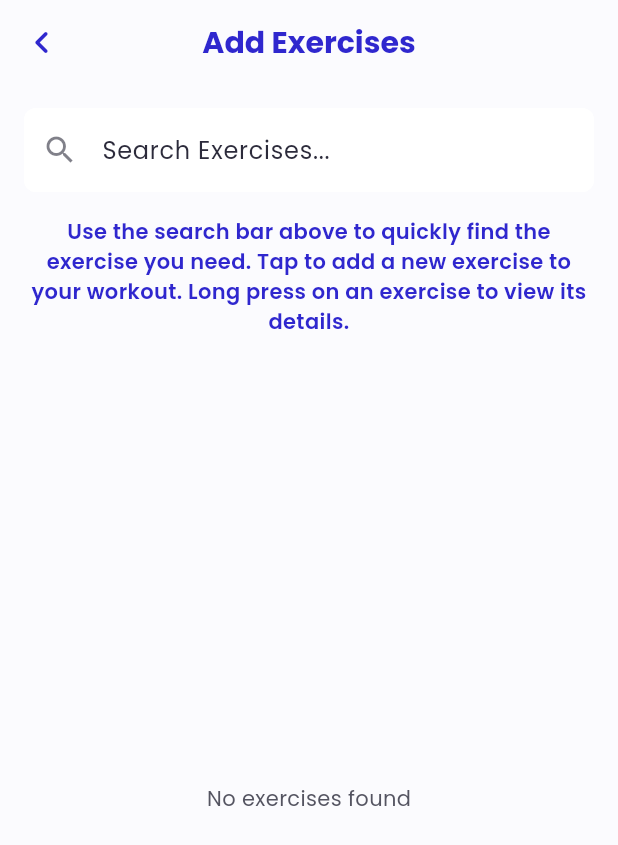
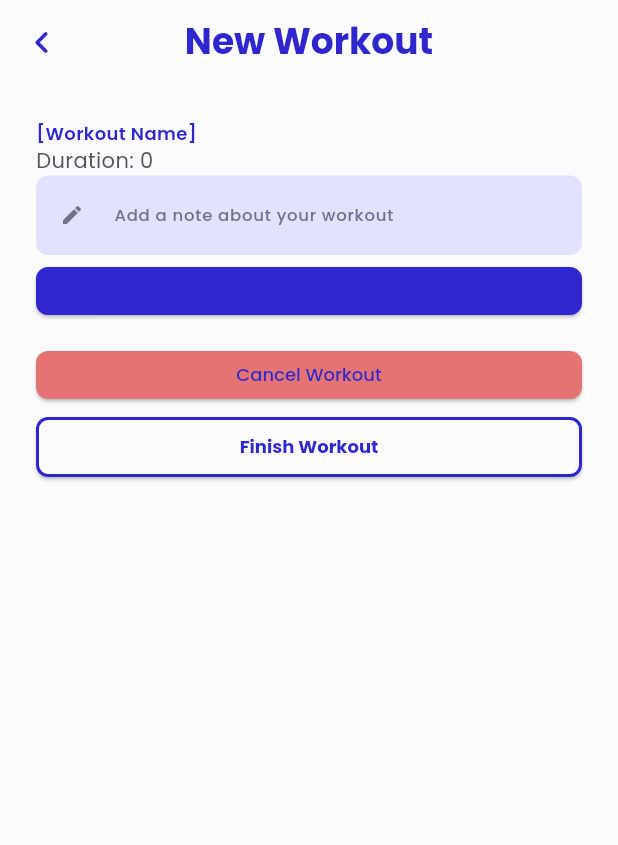
Before and after one commit to Qoqqa/heronfit, a Flutter app: the WorkoutWidget screen opened directly, after a tap on "Start New Workout", on a phone screen of 412 x 824 dp. Shown: the top 845 px of the screen. Run offline on Flutter 3.47's test engine with Material 3 defaults, Android fonts, the light colour scheme and no system bars; our stand-ins replace cached_network_image, flutter_animate, flutter_dotenv, flutter_spinkit, font_awesome_flutter, google_fonts and 4 more; missing offline and left inert: flutterflow_ui; accounts and stored records are empty; statements that could not run were skipped.

Commit message:
Add StartNewWorkout screen, controllers, and Workout model

```diff
--- /dev/null
+++ b/lib/controllers/start_new_workout_controller.dart
@@ -0,0 +1,46 @@
+import 'dart:async';
+import 'package:flutter/material.dart';
+import 'package:heronfit/models/exercise_model.dart';
+import 'package:heronfit/models/workout_model.dart';
+
+class StartNewWorkoutController {
+  Workout? workout;
+  String workoutName = '';
+  String workoutNotes = '';
+  List<Exercise> exercises = [];
+  int duration = 0;
+  late Timer _timer;
+
+  StartNewWorkoutController({required this.workout});
+
+  void setWorkoutName(String name) {
+    workoutName = name;
+  }
+
+  void setWorkoutNotes(String notes) {
+    workoutNotes = notes;
+  }
+
+  void addExercise(Exercise exercise) {
+    exercises.add(exercise);
+  }
+
+  void addSet(Exercise exercise) {
+    // Logic to add a set to the exercise
+  }
+
+  void startTimer() {
+    _timer = Timer.periodic(const Duration(seconds: 1), (timer) {
+      duration++;
+    });
+  }
+
+  void stopTimer() {
+    _timer.cancel();
+  }
+
+  @override
+  void dispose() {
+    _timer.cancel();
+  }
+}
--- a/lib/models/workout_model.dart
+++ b/lib/models/workout_model.dart
@@ -21,3 +21,10 @@ class WorkoutModel extends FlutterFlowModel<WorkoutWidget> {
   @override
   void dispose() {}
 }
+
+class Workout {
+  final String? id;
+  final String? name;
+
+  Workout({this.id, this.name});
+}
--- /dev/null
+++ b/lib/views/workout/start_new_workout_widget.dart
@@ -0,0 +1,332 @@
+import 'dart:async';
+import 'package:flutter/material.dart';
+import 'package:heronfit/controllers/start_new_workout_controller.dart';
+import 'package:heronfit/models/exercise_model.dart';
+import 'package:heronfit/models/workout_model.dart';
+import 'package:heronfit/views/workout/add_exercise_screen.dart';
+// import 'package:heronfit/views/workout/workout_complete_widget.dart';
+import 'package:heronfit/views/workout/workout_widget.dart';
+import 'package:heronfit/core/theme.dart';
+
+class StartNewWorkoutWidget extends StatefulWidget {
+  const StartNewWorkoutWidget({Key? key, this.workoutID}) : super(key: key);
+
+  final Workout? workoutID;
+  static String routeName = 'StartNewWorkout';
+  static String routePath = '/startNewWorkout';
+
+  @override
+  _StartNewWorkoutWidgetState createState() => _StartNewWorkoutWidgetState();
+}
+
+class _StartNewWorkoutWidgetState extends State<StartNewWorkoutWidget> {
+  late StartNewWorkoutController _controller;
+
+  @override
+  void initState() {
+    super.initState();
+    _controller = StartNewWorkoutController(workout: widget.workoutID);
+    _controller.startTimer(); // Start the timer when the widget initializes
+  }
+
+  @override
+  void dispose() {
+    _controller.stopTimer(); // Stop the timer when the widget is disposed
+    super.dispose();
+  }
+
+  @override
+  Widget build(BuildContext context) {
+    return Scaffold(
+      appBar: AppBar(
+        backgroundColor: HeronFitTheme.bgLight,
+        automaticallyImplyLeading: false,
+        leading: IconButton(
+          icon: Icon(
+            Icons.chevron_left_rounded,
+            color: HeronFitTheme.primary,
+            size: 30.0,
+          ),
+          onPressed: () {
+            Navigator.of(context).pop();
+          },
+        ),
+        title: Text(
+          'New Workout',
+          style: HeronFitTheme.textTheme.headlineSmall?.copyWith(
+            color: HeronFitTheme.primary,
+            fontWeight: FontWeight.bold,
+          ),
+        ),
+        centerTitle: true,
+        elevation: 0.0,
+      ),
+      backgroundColor: HeronFitTheme.bgLight,
+      body: SafeArea(
+        top: true,
+        child: SingleChildScrollView(
+          primary: false,
+          child: Padding(
+            padding: const EdgeInsets.all(24.0),
+            child: Column(
+              mainAxisSize: MainAxisSize.max,
+              mainAxisAlignment: MainAxisAlignment.spaceBetween,
+              children: [
+                Column(
+                  mainAxisSize: MainAxisSize.max,
+                  mainAxisAlignment: MainAxisAlignment.spaceBetween,
+                  children: [
+                    Column(
+                      mainAxisSize: MainAxisSize.max,
+                      children: [
+                        Row(
+                          mainAxisSize: MainAxisSize.max,
+                          mainAxisAlignment: MainAxisAlignment.start,
+                          children: [
+                            Align(
+                              alignment: const AlignmentDirectional(-1.0, -1.0),
+                              child: Text(
+                                widget.workoutID?.name ?? '[Workout Name]',
+                                style: HeronFitTheme.textTheme.labelMedium?.copyWith(
+                                  color: HeronFitTheme.primary,
+                                  fontWeight: FontWeight.w600,
+                                ),
+                              ),
+                            ),
+                          ],
+                        ),
+                        Align(
+                          alignment: const AlignmentDirectional(-1.0, 0.0),
+                          child: Text(
+                            'Duration: ${_controller.duration}',
+                            style: HeronFitTheme.textTheme.bodyMedium,
+                          ),
+                        ),
+                      ],
+                    ),
+                    Container(
+                      width: double.infinity,
+                      child: TextFormField(
+                        decoration: InputDecoration(
+                          labelText: 'Add a note about your workout',
+                          labelStyle: HeronFitTheme.textTheme.labelSmall,
+                          enabledBorder: OutlineInputBorder(
+                            borderSide: const BorderSide(
+                              color: Color(0x00000000),
+                              width: 1.0,
+                            ),
+                            borderRadius: BorderRadius.circular(8.0),
+                          ),
+                          focusedBorder: OutlineInputBorder(
+                            borderSide: const BorderSide(
+                              color: HeronFitTheme.primary,
+                              width: 1.0,
+                            ),
+                            borderRadius: BorderRadius.circular(8.0),
+                          ),
+                          filled: true,
+                          fillColor: HeronFitTheme.bgSecondary,
+                          prefixIcon: const Icon(
+                            Icons.edit,
+                            color: HeronFitTheme.textMuted,
+                            size: 16.0,
+                          ),
+                        ),
+                        style: HeronFitTheme.textTheme.bodyMedium,
+                        onChanged: (value) => _controller.setWorkoutNotes(value),
+                      ),
+                    ),
+                  ],
+                ),
+                ListView.separated(
+                  padding: EdgeInsets.zero,
+                  primary: false,
+                  shrinkWrap: true,
+                  scrollDirection: Axis.vertical,
+                  itemCount: _controller.exercises.length,
+                  separatorBuilder: (_, __) => const SizedBox(height: 12.0),
+                  itemBuilder: (context, index) {
+                    final exercise = _controller.exercises[index];
+                    return Container(
+                      width: double.infinity,
+                      decoration: BoxDecoration(
+                        color: Colors.white,
+                        boxShadow: [
+                          BoxShadow(
+                            blurRadius: 40.0,
+                            color: Colors.grey.withOpacity(0.3),
+                            offset: const Offset(
+                              0.0,
+                              10.0,
+                            ),
+                          )
+                        ],
+                        borderRadius: BorderRadius.circular(8.0),
+                      ),
+                      child: Padding(
+                        padding: const EdgeInsets.all(24.0),
+                        child: Column(
+                          mainAxisSize: MainAxisSize.max,
+                          mainAxisAlignment: MainAxisAlignment.start,
+                          children: [
+                            Row(
+                              mainAxisSize: MainAxisSize.max,
+                              mainAxisAlignment: MainAxisAlignment.spaceBetween,
+                              children: [
+                                Expanded(
+                                  child: Text(
+                                    exercise.name ?? '[Exercise Name]',
+                                    textAlign: TextAlign.start,
+                                    style: HeronFitTheme.textTheme.titleMedium?.copyWith(
+                                      color: HeronFitTheme.primary,
+                                    ),
+                                  ),
+                                ),
+                              ],
+                            ),
+                            const SizedBox(height: 8.0),
+                            Row(
+                              mainAxisSize: MainAxisSize.max,
+                              mainAxisAlignment: MainAxisAlignment.spaceAround,
+                              children: [
+                                Text(
+                                  'SET',
+                                  style: HeronFitTheme.textTheme.labelSmall?.copyWith(
+                                    fontWeight: FontWeight.bold,
+                                  ),
+                                ),
+                                Text(
+                                  'KG',
+                                  style: HeronFitTheme.textTheme.labelSmall?.copyWith(
+                                    fontWeight: FontWeight.bold,
+                                  ),
+                                ),
+                                Text(
+                                  'REPS',
+                                  style: HeronFitTheme.textTheme.labelSmall?.copyWith(
+                                    fontWeight: FontWeight.bold,
+                                  ),
+                                ),
+                                VerticalDivider(
+                                  color: Colors.grey[400],
+                                ),
+                              ],
+                            ),
+                            ListView.separated(
+                              padding: EdgeInsets.zero,
+                              primary: false,
+                              shrinkWrap: true,
+                              scrollDirection: Axis.vertical,
+                              itemCount: 0, // Replace with your sets data
+                              separatorBuilder: (_, __) => const SizedBox(height: 8.0),
+                              itemBuilder: (context, setsListIndex) {
+                                return const SizedBox.shrink(); // Replace with your set row widget
+                              },
+                            ),
+                            ElevatedButton(
+                              onPressed: () {
+                                // Add set logic here
+                              },
+                              style: ElevatedButton.styleFrom(
+                                minimumSize: const Size(double.infinity, 32.0),
+                                backgroundColor: HeronFitTheme.primary,
+                                textStyle: HeronFitTheme.textTheme.labelMedium?.copyWith(
+                                  color: Colors.white,
+                                ),
+                                padding: EdgeInsets.zero,
+                                shape: RoundedRectangleBorder(
+                                  borderRadius: BorderRadius.circular(8.0),
+                                ),
+                              ),
+                              child: const Text('Add Set'),
+                            ),
+                          ],
+                        ),
+                      ),
+                    );
+                  },
+                ),
+                Column(
+                  mainAxisSize: MainAxisSize.max,
+                  children: [
+                    ElevatedButton(
+                      onPressed: () {
+                        Navigator.push(
+                          context,
+                          MaterialPageRoute(
+                          builder: (context) => AddExerciseScreen(workoutId: widget.workoutID?.id),
+                          ),
+                        ).then((selectedExercise) {
+                          if (selectedExercise != null) {
+                          setState(() {
+                            _controller.addExercise(selectedExercise);
+                          });
+                          }
+                        });
+                      },
+                      style: ElevatedButton.styleFrom(
+                        minimumSize: const Size(double.infinity, 32.0),
+                        backgroundColor: HeronFitTheme.primary,
+                        textStyle: HeronFitTheme.textTheme.labelMedium?.copyWith(
+                          color: Colors.white,
+                          fontWeight: FontWeight.w500,
+                        ),
+                        padding: EdgeInsets.zero,
+                        shape: RoundedRectangleBorder(
+                          borderRadius: BorderRadius.circular(8.0),
+                        ),
+                      ),
+                      child: const Text('Add Exercise'),
+                    ),
+                    const SizedBox(height: 8.0),
+                    ElevatedButton(
+                      onPressed: () {
+                        Navigator.pushNamed(context, WorkoutWidget.routeName);
+                      },
+                      style: ElevatedButton.styleFrom(
+                        minimumSize: const Size(double.infinity, 32.0),
+                        backgroundColor: HeronFitTheme.error,
+                        textStyle: HeronFitTheme.textTheme.labelMedium?.copyWith(
+                          color: Colors.white,
+                          fontWeight: FontWeight.w500,
+                        ),
+                        padding: EdgeInsets.zero,
+                        shape: RoundedRectangleBorder(
+                          borderRadius: BorderRadius.circular(8.0),
+                        ),
+                      ),
+                      child: const Text('Cancel Workout'),
+                    ),
+                  ],
+                ),
+                ElevatedButton(
+                  onPressed: () {
+                    // Navigator.pushNamed(context, WorkoutCompleteWidget.routeName,
+                    //     arguments: widget.workoutID);
+                  },
+                  style: ElevatedButton.styleFrom(
+                    minimumSize: const Size(double.infinity, 40.0),
+                    backgroundColor: HeronFitTheme.bgLight,
+                    textStyle: HeronFitTheme.textTheme.labelMedium?.copyWith(
+                      color: HeronFitTheme.primary,
+                      fontWeight: FontWeight.bold,
+                    ),
+                    padding: const EdgeInsets.symmetric(horizontal: 16.0),
+                    shape: RoundedRectangleBorder(
+                      borderRadius: BorderRadius.circular(8.0),
+                      side: const BorderSide(
+                        color: HeronFitTheme.primary,
+                        width: 2.0,
+                      ),
+                    ),
+                  ),
+                  child: const Text('Finish Workout'),
+                ),
+              ],
+            ),
+          ),
+        ),
+      ),
+    );
+  }
+}
--- a/lib/views/workout/workout_widget.dart
+++ b/lib/views/workout/workout_widget.dart
@@ -8,6 +8,7 @@ import '../../core/theme.dart';
 import '../../models/workout_model.dart';
 export '../../models/workout_model.dart';
 import '../../views/workout/add_exercise_screen.dart';
+import 'package:heronfit/views/workout/start_new_workout_widget.dart';
 
 class WorkoutWidget extends StatefulWidget {
   const WorkoutWidget({super.key});
@@ -107,7 +108,7 @@ class _WorkoutWidgetState extends State<WorkoutWidget> {
                             Navigator.push(
                               context,
                               MaterialPageRoute(
-                              builder: (context) => AddExerciseScreen(),
+                                builder: (context) => StartNewWorkoutWidget(),
                               ),
                             );
                           },
```
